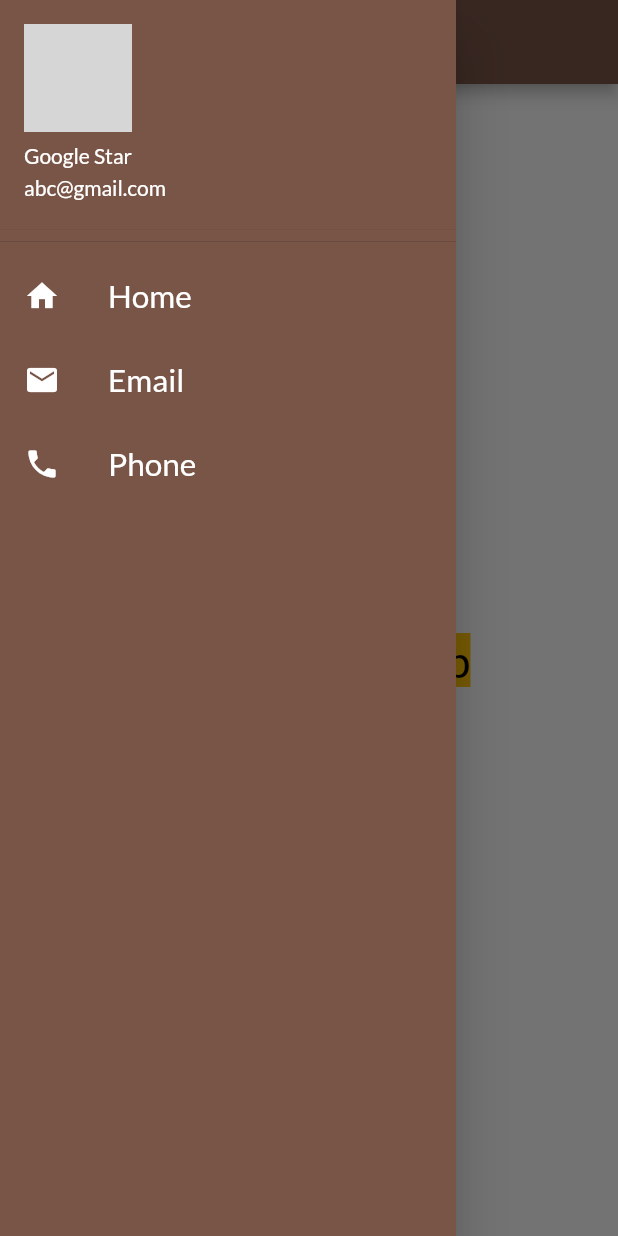
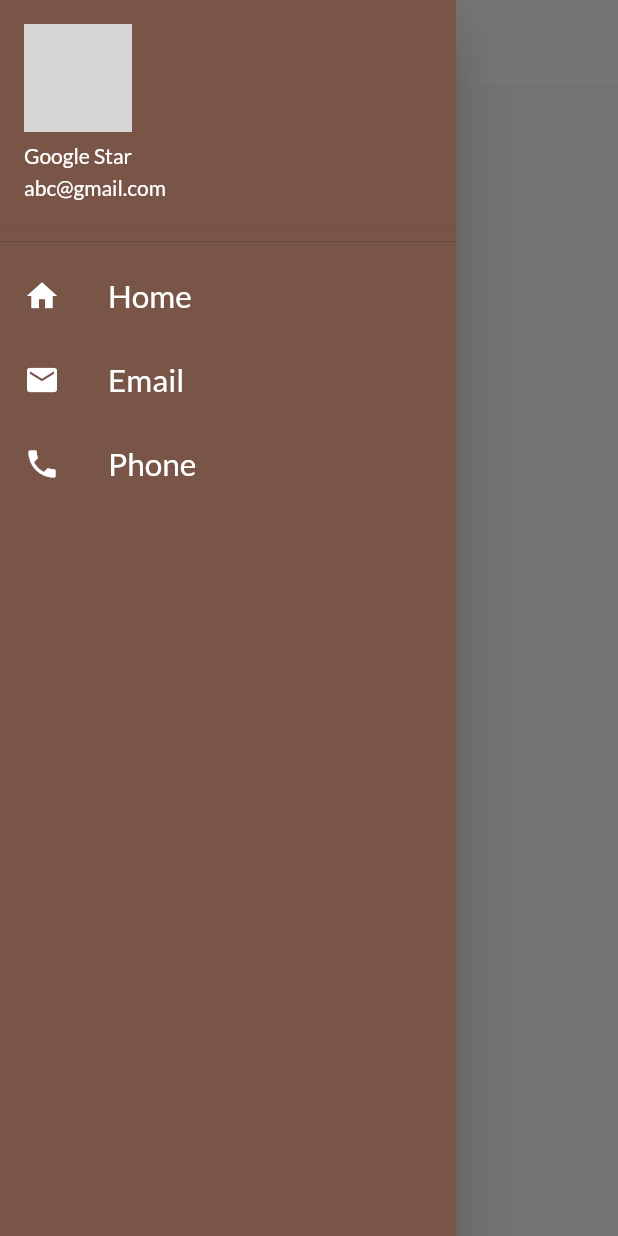
Before and after one commit to muhammadasher01/flutterLearning, a Flutter app: the screen it shows after launch, with the side drawer open, on a phone screen of 412 x 824 dp. Run offline on Flutter 3.47's test engine with Material 2 defaults, Android fonts, the phone set to English and light mode, and no system bars; our stand-ins replace google_fonts; network calls fail; grey boxes are pictures that could not be loaded.

Commit message:
theme extracted

```diff
--- a/lib/main.dart
+++ b/lib/main.dart
@@ -1,6 +1,7 @@
 import 'package:dummyflutterapps/pages/homepage.dart';
 import 'package:dummyflutterapps/pages/loginpage.dart';
 import 'package:dummyflutterapps/utils/MyRoutes.dart';
+import 'package:dummyflutterapps/widgets/themes.dart';
 import 'package:flutter/material.dart';
 import 'package:google_fonts/google_fonts.dart';
 
@@ -15,10 +16,8 @@ class MyApp extends StatelessWidget {
   Widget build(BuildContext context) {
     return MaterialApp(
       themeMode: ThemeMode.light,
-      theme: ThemeData(
-        primarySwatch: Colors.brown,
-        fontFamily: GoogleFonts.lato().fontFamily
-      ),
+      theme: MyThemes().lightTheme(context),
+      darkTheme: MyThemes().darkTheme(context),
       debugShowCheckedModeBanner: false,
       //home: homePage(),
       initialRoute: MyRoutes.homeRoutes ,
--- a/lib/pages/homepage.dart
+++ b/lib/pages/homepage.dart
@@ -12,7 +12,7 @@ class homePage extends StatelessWidget {
       ),
       body: Center(
         child: Text(
-          "This is demo app",
+          "",
           style: TextStyle(
               color: Colors.black, backgroundColor: Colors.amber, fontSize: 30),
         ),
--- /dev/null
+++ b/lib/widgets/themes.dart
@@ -0,0 +1,31 @@
+import 'package:flutter/material.dart';
+import 'package:google_fonts/google_fonts.dart';
+
+class MyThemes {
+
+  ThemeData lightTheme(BuildContext context) =>
+      ThemeData(
+        primarySwatch: Colors.brown,
+        fontFamily: GoogleFonts
+            .lato()
+            .fontFamily,
+        appBarTheme: AppBarTheme(
+          backgroundColor: Colors.white,
+          elevation: 0,
+          iconTheme: IconThemeData(
+              color: Colors.black
+          ),
+          titleTextStyle: TextStyle(
+              color: Colors.black,
+              fontWeight: FontWeight.bold,
+              fontSize: 16
+          ),
+        )
+      );
+
+
+  ThemeData darkTheme(BuildContext context) => ThemeData(
+    brightness: Brightness.dark
+  );
+
+}
```
